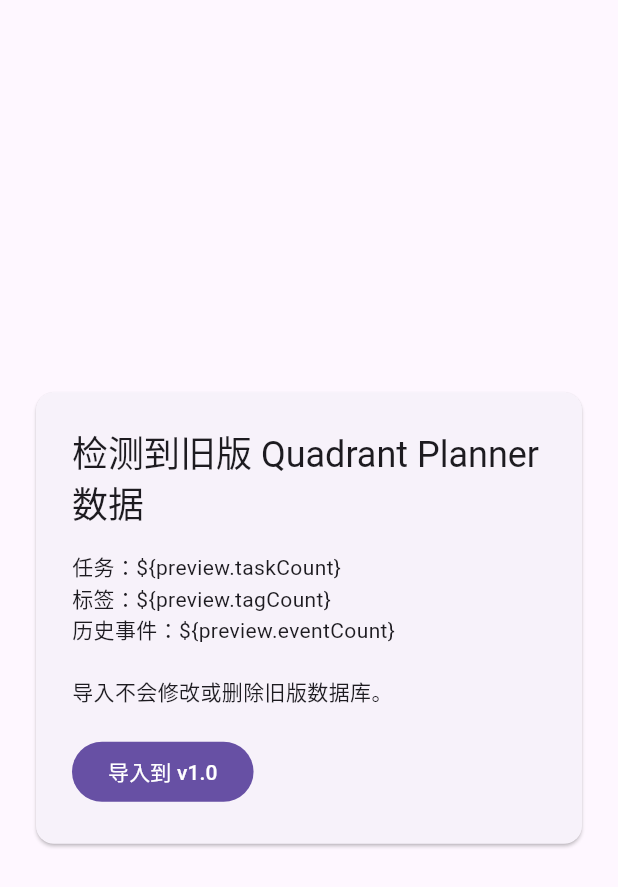
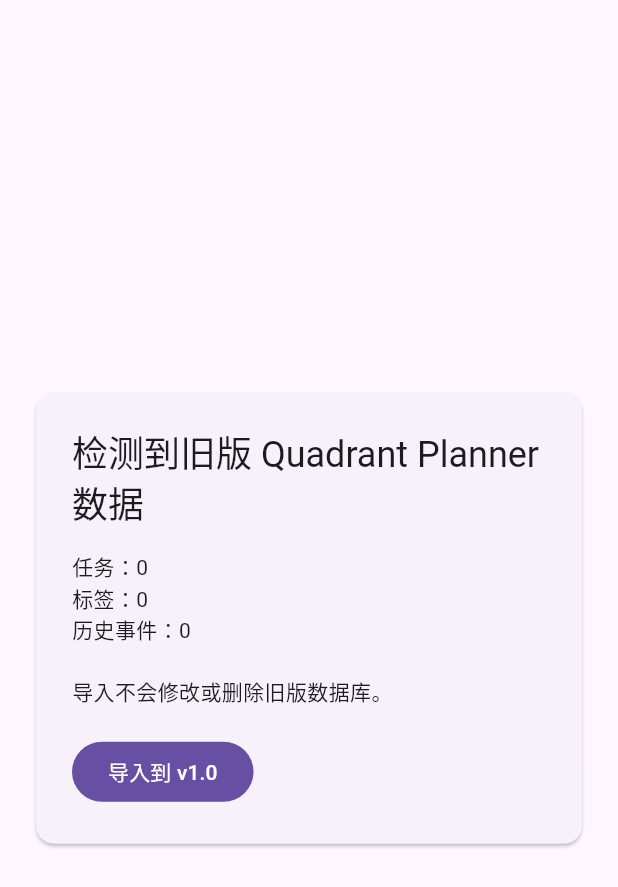
Before and after one commit to divinsqy/quadrant-planner, a Flutter app: the _MigrationPreview widget shown alone on an empty page, opened directly with empty values, on a phone screen of 412 x 824 dp. Shown: the top 887 px of the screen. Run offline on Flutter 3.47's test engine with Material 3 defaults, Android fonts, the phone set to English and light mode, and no system bars; our stand-ins replace drift, flutter_riverpod, flutter_secure_storage, sqflite_common_ffi; accounts and stored records are empty; generated files the repository leaves out were written again.

Commit message:
fix: restore Dart interpolation in migration UI

```diff
--- a/lib/migration/migration_screen.dart
+++ b/lib/migration/migration_screen.dart
@@ -92,13 +92,13 @@
                   style: Theme.of(context).textTheme.headlineSmall,
                 ),
                 const SizedBox(height: 16),
-                Text('任务：\${preview.taskCount}'),
-                Text('标签：\${preview.tagCount}'),
-                Text('历史事件：\${preview.eventCount}'),
+                Text('任务：${preview.taskCount}'),
+                Text('标签：${preview.tagCount}'),
+                Text('历史事件：${preview.eventCount}'),
                 if (preview.skipped.isNotEmpty) ...[
                   const SizedBox(height: 8),
                   Text(
-                    '有 \${preview.skipped.length} 项无法解析，将在导入结果中列出。',
+                    '有 ${preview.skipped.length} 项无法解析，将在导入结果中列出。',
                   ),
                 ],
                 const SizedBox(height: 20),
```
